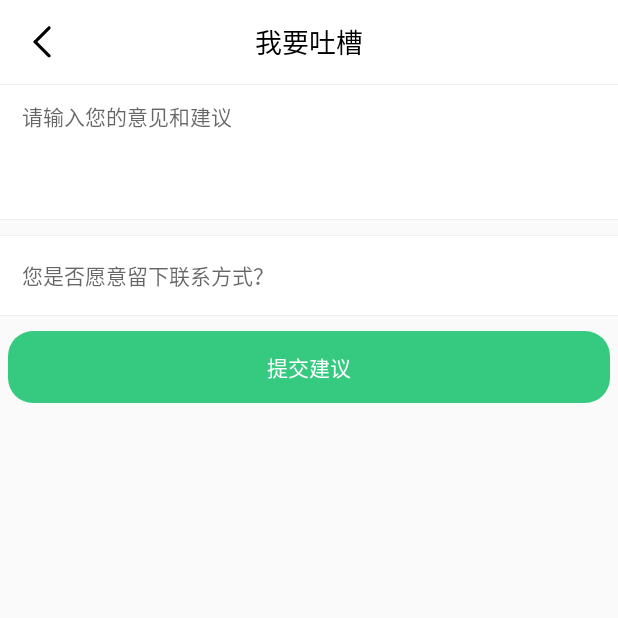
After one commit to czczup/SucculentPlants, an Android app: the RoastActivity screen opened directly, with no data from a screen before it, on a phone screen of 412 x 824 dp, the top half of it. The commit adds this screen. Run offline under Robolectric (Android 15) with nearby library versions, the phone set to English and light mode, and no system bars; our stand-ins replace data binding; libraries missing offline, so code that uses them is left out: com.gyf.barlibrary; 1 statement that could not run was skipped.

Commit message:
Mine page - to toast

```diff
--- a/app/src/main/AndroidManifest.xml
+++ b/app/src/main/AndroidManifest.xml
@@ -22,7 +22,11 @@
         <activity android:name=".mine.activity.avatar.ChangeIntroductionActivity" />
         <activity android:name=".mine.activity.avatar.ChangeNicknameActivity" />
         <activity android:name=".mine.activity.history.RecognitionHistoryActivity" />
-        <activity android:name=".mine.activity.contribution.MyContributionActivity"></activity>
+        <activity android:name=".mine.activity.contribution.MyContributionActivity" />
+        <activity
+            android:name=".mine.activity.roast.RoastActivity"
+            android:label="@string/title_activity_roast"
+            android:theme="@style/AppTheme"></activity>
     </application>
 
 </manifest>
--- a/app/src/main/java/com/succulent/wztxy/succulentplants/mine/activity/avatar/ChangeGenderActivity.java
+++ b/app/src/main/java/com/succulent/wztxy/succulentplants/mine/activity/avatar/ChangeGenderActivity.java
@@ -58,7 +58,6 @@ public class ChangeGenderActivity extends BaseActivity implements MyOneLineView.
 
     @Override
     public void onRootClick(View view) {
-        Intent intent = new Intent();
         switch ((int) view.getTag()) {
             case 0:
                 bind.maleItem.showArrow(true);
--- /dev/null
+++ b/app/src/main/java/com/succulent/wztxy/succulentplants/mine/activity/roast/RoastActivity.java
@@ -0,0 +1,58 @@
+package com.succulent.wztxy.succulentplants.mine.activity.roast;
+
+import android.databinding.DataBindingUtil;
+import android.os.Bundle;
+import android.view.View;
+import android.widget.Button;
+import android.widget.Toast;
+
+import com.gyf.barlibrary.ImmersionBar;
+import com.succulent.wztxy.succulentplants.R;
+import com.succulent.wztxy.succulentplants.common.activity.BaseActivity;
+import com.succulent.wztxy.succulentplants.databinding.ActivityRoastBinding;
+
+public class RoastActivity extends BaseActivity {
+
+    private ActivityRoastBinding bind;
+
+    @Override
+    protected void onCreate(Bundle savedInstanceState) {
+        super.onCreate(savedInstanceState);
+        bind = DataBindingUtil.setContentView(this, R.layout.activity_roast);
+        initImmersionBar();
+        initView();
+        initEvent();
+    }
+
+    private void initEvent() {
+        bind.roastToolbar.setNavigationOnClickListener(view -> finish());
+        bind.submitBtn.setOnClickListener(new View.OnClickListener() {
+            @Override
+            public void onClick(View v) {
+                if (bind.adviceItem.getEditContent().length() == 0) {
+                    Toast.makeText(RoastActivity.this, R.string.emptyAdviceHint, Toast.LENGTH_SHORT).show();
+                }
+            }
+        });
+
+    }
+
+    private void initView() {
+        bind.adviceItem.initEditView(R.string.empty, R.string.adviceHint, 4);
+        bind.addressItem.initEditView(R.string.empty, R.string.addressHint, 1);
+
+    }
+
+    protected void initImmersionBar() {
+        //在BaseActivity里初始化
+        ImmersionBar.with(this)
+                .navigationBarColor(R.color.colorPrimary)
+                .statusBarColor(R.color.colorWhite)
+                .statusBarDarkFont(true, 0.2f)
+                .fitsSystemWindows(true)
+                .init();
+    }
+
+
+
+}
--- a/app/src/main/java/com/succulent/wztxy/succulentplants/mine/fragment/MineFragment.java
+++ b/app/src/main/java/com/succulent/wztxy/succulentplants/mine/fragment/MineFragment.java
@@ -15,6 +15,7 @@ import com.succulent.wztxy.succulentplants.databinding.FragmentMineBinding;
 import com.succulent.wztxy.succulentplants.mine.activity.avatar.AvatarActivity;
 import com.succulent.wztxy.succulentplants.mine.activity.contribution.MyContributionActivity;
 import com.succulent.wztxy.succulentplants.mine.activity.history.RecognitionHistoryActivity;
+import com.succulent.wztxy.succulentplants.mine.activity.roast.RoastActivity;
 import com.succulent.wztxy.succulentplants.mine.view.MyOneLineView;
 
 
@@ -81,6 +82,10 @@ public class MineFragment extends BaseFragment implements MyOneLineView.OnRootCl
                 intent.setClass(getActivity(), MyContributionActivity.class);
                 startActivity(intent);
                 break;
+            case 4:
+                intent.setClass(getActivity(), RoastActivity.class);
+                startActivity(intent);
+                break;
         }
     }
 
--- a/app/src/main/java/com/succulent/wztxy/succulentplants/mine/view/MyOneLineView.java
+++ b/app/src/main/java/com/succulent/wztxy/succulentplants/mine/view/MyOneLineView.java
@@ -1,6 +1,7 @@
 package com.succulent.wztxy.succulentplants.mine.view;
 import android.content.Context;
 import android.util.AttributeSet;
+import android.view.Gravity;
 import android.view.LayoutInflater;
 import android.view.View;
 import android.view.ViewGroup;
@@ -161,7 +162,24 @@ public class MyOneLineView extends LinearLayout {
         editContent.setText(getResources().getString(textEditResId));
         editContent.setHint(getResources().getString(textHintResId));
         editContent.setSelection(getResources().getString(textEditResId).length());
-//        setRootPaddingLeftRight(15, 15);
+        setRootPadding(15,15,10,10);
+        showEdit(true);
+        return this;
+    }
+
+
+    public MyOneLineView initEditView(int textEditResId, int textHintResId, int minRow) {
+        init();
+        showLeftIcon(false);
+        setLeftIconSize(0, 0);
+        tvTextContent.setLayoutParams(new LinearLayout.LayoutParams(0, LayoutParams.WRAP_CONTENT, 0.0f));
+        setIvRightIcon(R.drawable.ic_clear_24dp);
+        editContent.setText(getResources().getString(textEditResId));
+        editContent.setHint(getResources().getString(textHintResId));
+        editContent.setSelection(getResources().getString(textEditResId).length());
+        editContent.setMinLines(minRow);
+        editContent.setGravity(Gravity.TOP);
+        showArrow(false);
         setRootPadding(15,15,10,10);
         showEdit(true);
         return this;
--- /dev/null
+++ b/app/src/main/res/drawable/selector_corners_button.xml
@@ -0,0 +1,6 @@
+<?xml version="1.0" encoding="utf-8"?>
+<selector
+    xmlns:android="http://schemas.android.com/apk/res/android">
+    <item android:state_pressed="true" android:drawable="@drawable/shape_corners_button_pressed" />
+    <item android:state_pressed="false" android:drawable="@drawable/shape_corners_button" />
+</selector>
--- /dev/null
+++ b/app/src/main/res/drawable/shape_corners_button.xml
@@ -0,0 +1,6 @@
+<?xml version="1.0" encoding="utf-8"?>
+<shape
+    xmlns:android="http://schemas.android.com/apk/res/android">
+    <corners android:radius="25.0px" />
+    <solid android:color="#35ca80" />
+</shape>
--- /dev/null
+++ b/app/src/main/res/drawable/shape_corners_button_pressed.xml
@@ -0,0 +1,6 @@
+<?xml version="1.0" encoding="utf-8"?>
+<shape
+    xmlns:android="http://schemas.android.com/apk/res/android">
+    <corners android:radius="25.0px" />
+    <solid android:color="#2eaf70" />
+</shape>
--- /dev/null
+++ b/app/src/main/res/layout/activity_roast.xml
@@ -0,0 +1,51 @@
+<?xml version="1.0" encoding="utf-8"?>
+<layout xmlns:android="http://schemas.android.com/apk/res/android"
+    xmlns:app="http://schemas.android.com/apk/res-auto">
+
+    <data></data>
+
+    <LinearLayout
+        android:id="@+id/toRoastLayout"
+        android:layout_width="match_parent"
+        android:layout_height="match_parent"
+        android:orientation="vertical" >
+
+        <android.support.v7.widget.Toolbar
+            android:id="@+id/roast_toolbar"
+            android:layout_width="match_parent"
+            app:navigationIcon="@drawable/ic_back_24dp"
+            android:layout_height="?attr/actionBarSize"
+            android:background="@color/colorWhite">
+            <TextView
+                android:layout_width="wrap_content"
+                android:layout_height="wrap_content"
+                android:layout_gravity="center_horizontal"
+                android:text="@string/toRoast"
+                android:textColor="@color/colorBlack"
+                android:textSize="18sp"/>
+        </android.support.v7.widget.Toolbar>
+
+        <com.succulent.wztxy.succulentplants.mine.view.MyOneLineView
+            android:id="@+id/advice_item"
+            android:layout_width="match_parent"
+            android:layout_height="wrap_content" />
+
+        <com.succulent.wztxy.succulentplants.mine.view.MyOneLineView
+            android:id="@+id/address_item"
+            android:layout_width="match_parent"
+            android:layout_height="wrap_content"
+            android:layout_marginTop="10dp"/>
+
+        <Button
+            android:id="@+id/submitBtn"
+            style="@style/common_button_style"
+            android:layout_height="wrap_content"
+            android:layout_width="match_parent"
+            android:layout_marginLeft="5dp"
+            android:layout_marginRight="5dp"
+            android:layout_marginTop="10dp"
+            android:text="@string/submitAdvice" />
+
+    </LinearLayout>
+
+</layout>
--- /dev/null
+++ b/app/src/main/res/values/dimens.xml
@@ -0,0 +1,3 @@
+<resources>
+    <dimen name="fab_margin">16dp</dimen>
+</resources>
--- a/app/src/main/res/values/strings.xml
+++ b/app/src/main/res/values/strings.xml
@@ -11,6 +11,8 @@
     <string name="personalInformation">个人信息</string>
     <string name="recognitionHistory">识别历史</string>
     <string name="myContribution">我的贡献</string>
+    <string name="toRoast">我要吐槽</string>
+    <string name="submitAdvice">提交建议</string>
 
     <!-- TODO: Remove or change this placeholder text -->
     <string name="hello_blank_fragment">Hello blank fragment</string>
@@ -30,4 +32,8 @@
     <string name="inReview">审核中</string>
     <string name="notPass">未通过</string>
     <string name="pass">已通过</string>
+    <string name="title_activity_roast">RoastActivity</string>
+    <string name="adviceHint">请输入您的意见和建议</string>
+    <string name="addressHint">您是否愿意留下联系方式？</string>
+    <string name="emptyAdviceHint">建议不能为空</string>
 </resources>
--- a/app/src/main/res/values/styles.xml
+++ b/app/src/main/res/values/styles.xml
@@ -17,4 +17,17 @@
         <item name="android:textColor">@color/colorGray</item>
     </style>
 
+    <style name="AppTheme.AppBarOverlay" parent="ThemeOverlay.AppCompat.Dark.ActionBar" />
+
+    <style name="AppTheme.PopupOverlay" parent="ThemeOverlay.AppCompat.Light" />
+
+    <style name="common_button_style" parent="@style/Widget.AppCompat.Button.Borderless">
+        <item name="android:background">@drawable/selector_corners_button</item>
+        <item name="android:padding">6.0dip</item>
+        <item name="android:textColor">@android:color/white</item>
+        <item name="android:layout_gravity">center_horizontal</item>
+
+    </style>
+
+
 </resources>
```
